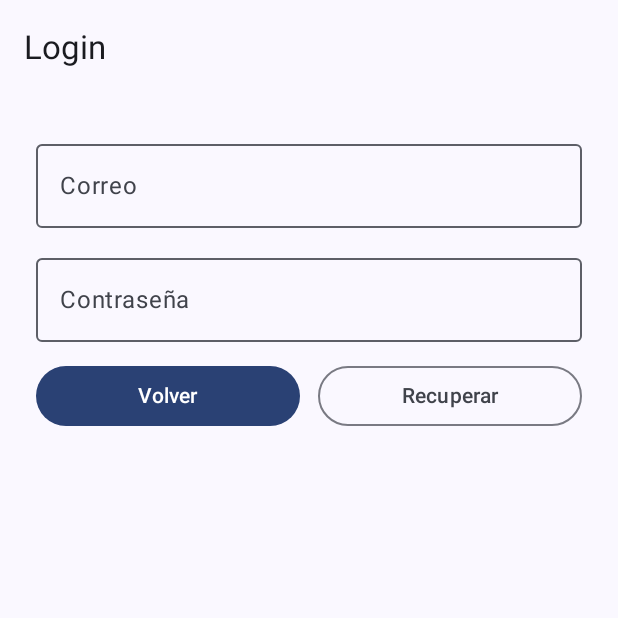
After one commit to Camiloignacio92/AppZonaLibros_010v_grupo8, an Android app built with Jetpack Compose: the composable LoginScreen shown on its own in the app's theme, on a phone screen of 412 x 824 dp, the top half of it. The commit adds this screen. Run offline under Robolectric (Android 15) with nearby library versions, the phone set to English and light mode, and no system bars; 2 statements that could not run were skipped.

Commit message:
Estructura de carpetas UI y pantallas base (Home, Login, Registro, Perfil, RecuperarPass)

```diff
--- /dev/null
+++ b/app/src/main/java/com/example/appzonalibros/ui/screens/LoginScreen.kt
@@ -0,0 +1,41 @@
+package com.example.appzonalibros.ui.screens
+
+import androidx.compose.foundation.layout.*
+import androidx.compose.material3.*
+import androidx.compose.runtime.*
+import androidx.compose.ui.Modifier
+import androidx.compose.ui.unit.dp
+
+@OptIn(ExperimentalMaterial3Api::class)
+@Composable
+fun LoginScreen(onBack: () -> Unit, onGoRecuperar: () -> Unit) {
+    var correo by remember { mutableStateOf("") }
+    var pass by remember { mutableStateOf("") }
+
+    Scaffold(topBar = { TopAppBar(title = { Text("Login") }) }) { padding ->
+        Column(
+            Modifier
+                .padding(padding)
+                .fillMaxSize()
+                .padding(24.dp),
+            verticalArrangement = Arrangement.spacedBy(12.dp)
+        ) {
+            OutlinedTextField(
+                value = correo,
+                onValueChange = { correo = it },
+                label = { Text("Correo") },
+                modifier = Modifier.fillMaxWidth()
+            )
+            OutlinedTextField(
+                value = pass,
+                onValueChange = { pass = it },
+                label = { Text("Contraseña") },
+                modifier = Modifier.fillMaxWidth()
+            )
+            Row(horizontalArrangement = Arrangement.spacedBy(12.dp), modifier = Modifier.fillMaxWidth()) {
+                Button(onClick = onBack, modifier = Modifier.weight(1f)) { Text("Volver") }
+                OutlinedButton(onClick = onGoRecuperar, modifier = Modifier.weight(1f)) { Text("Recuperar") }
+            }
+        }
+    }
+}
```
Also changed, not shown: app/build.gradle.kts (+31 -15 lines), app/src/main/java/com/example/appzonalibros/MainActivity.kt (+5 -30 lines), app/src/main/java/com/example/appzonalibros/navigation/Routes.kt (added, +31 -0 lines), app/src/main/java/com/example/appzonalibros/ui/screens/HomeScreen.kt (added, +32 -0 lines), app/src/main/java/com/example/appzonalibros/ui/screens/PerfilScreen.kt (added, +24 -0 lines), app/src/main/java/com/example/appzonalibros/ui/screens/RecuperarPassScreen.kt (added, +26 -0 lines), app/src/main/java/com/example/appzonalibros/ui/screens/RegistroScreen.kt (added, +30 -0 lines).
